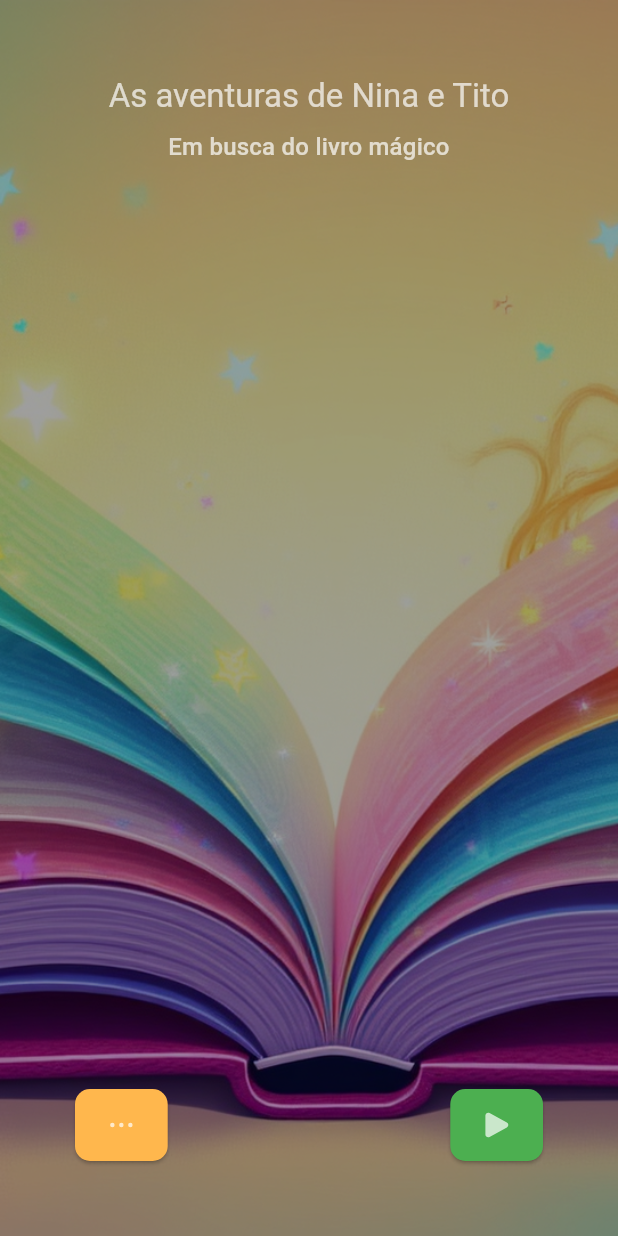
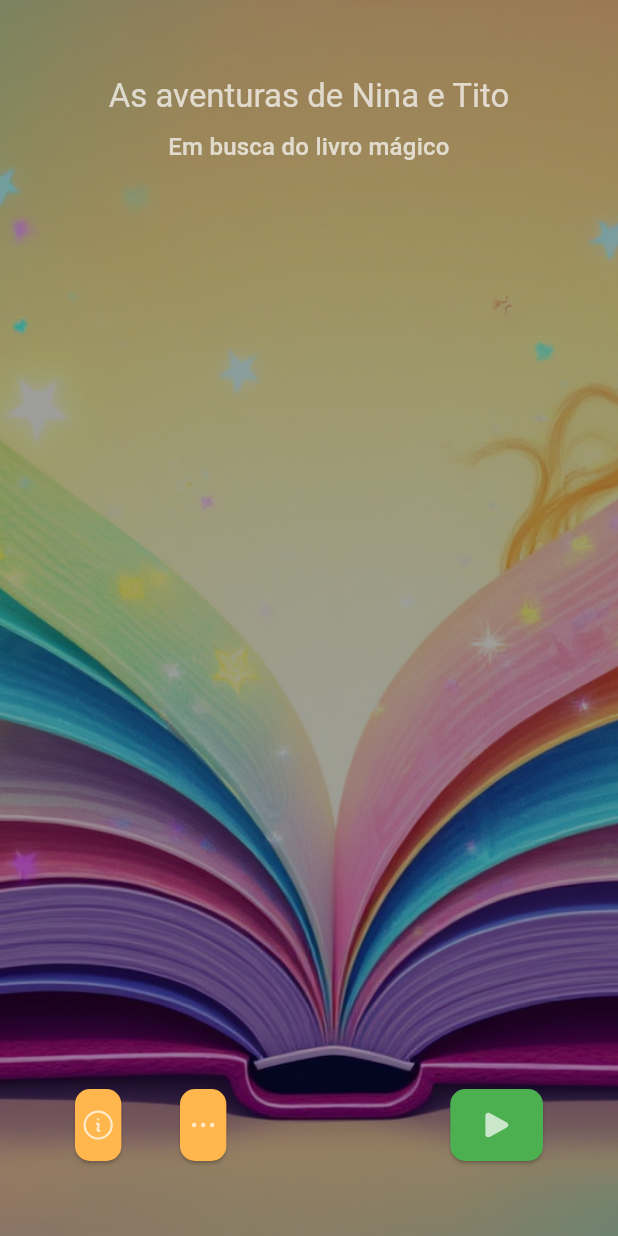
Before and after one commit to jgdlago/nina-tito-magic-book, a Flutter app: the screen it shows after launch, on a phone screen of 412 x 824 dp. Run offline on Flutter 3.47's test engine with Material 3 defaults, Android fonts, the phone set to English and light mode, and no system bars; our stand-ins replace flutter_riverpod, flutter_svg, google_fonts, numberpicker, sqflite; missing offline and left inert: flame; accounts and stored records are empty.

Commit message:
:sparkles: feat(public): adiciona botão de informações do jogo
Este commit introduz um novo botão de ícone de informação ao menu principal.
- Adicionado `info` ao enum `IconType`.
- Adicionado `info.svg` aos ativos.
- Adicionado um novo `CustomIconButton` para `IconType.info`
- Atualizado `main_menu.dart` para incluir novas informações personalizadas `CustomIconButton` na visualização.
- Ajusta a largura do botão de ícone usando consultas de mídia.

```diff
--- a/lib/presentation/components/custom_icon_button.dart
+++ b/lib/presentation/components/custom_icon_button.dart
@@ -2,7 +2,7 @@ import 'package:flutter/material.dart';
 import 'package:flutter_svg/flutter_svg.dart';
 import '../theme/app_colors.dart';
 
-enum IconType { play, more }
+enum IconType { play, more, info }
 
 class CustomIconButton extends StatelessWidget {
   final IconType type;
@@ -26,6 +26,8 @@ class CustomIconButton extends StatelessWidget {
         return 'assets/icons/play.svg';
       case IconType.more:
         return 'assets/icons/more.svg';
+      case IconType.info:
+        return 'assets/icons/info.svg';
     }
   }
 
--- a/lib/presentation/pages/main_menu.dart
+++ b/lib/presentation/pages/main_menu.dart
@@ -55,7 +55,21 @@ class MainMenu extends StatelessWidget {
               child: Padding(
                 padding: const EdgeInsets.only(left: 50.0, bottom: 50.0),
                 child: SizedBox(
-                  width: buttonSize,
+                  width: MediaQuery.of(context).size.width * 0.075,
+                  child: CustomIconButton(
+                    type: IconType.info,
+                    onPressed: getSettingsScreen,
+                    color: AppColors.warningAmber,
+                  ),
+                ),
+              ),
+            ),
+            Align(
+              alignment: Alignment.bottomLeft,
+              child: Padding(
+                padding: const EdgeInsets.only(left: 120.0, bottom: 50.0),
+                child: SizedBox(
+                  width: MediaQuery.of(context).size.width * 0.075,
                   child: CustomIconButton(
                     type: IconType.more,
                     onPressed: getSettingsScreen,
```
Also changed, not shown: assets/icons/info.svg (added).
